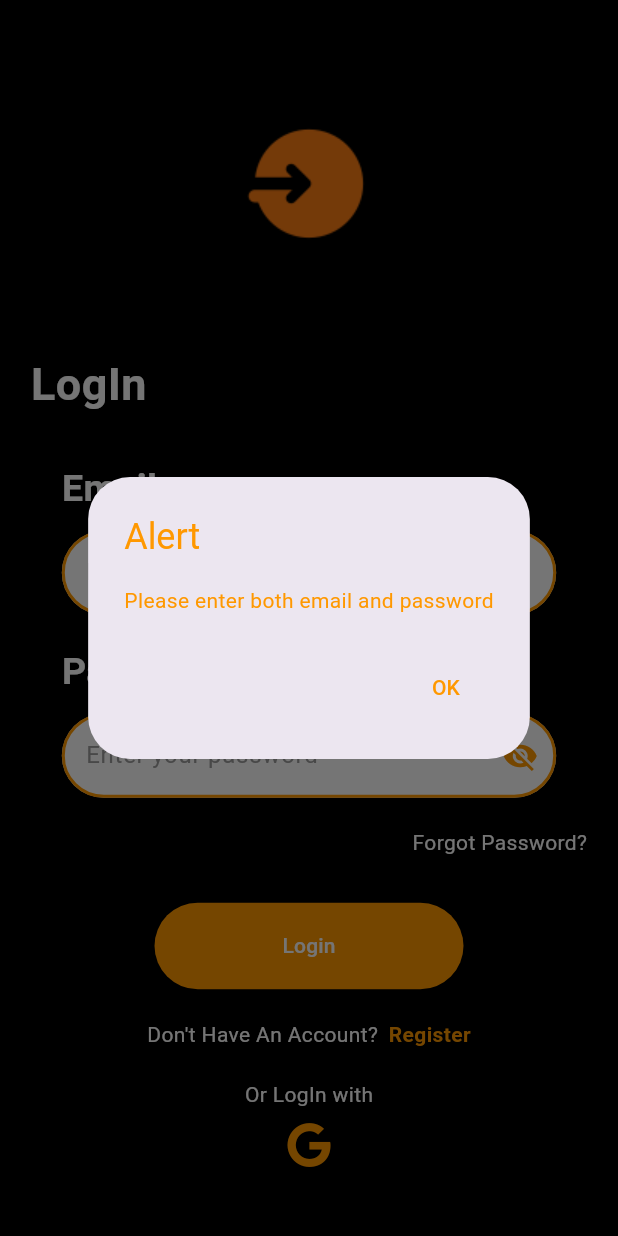
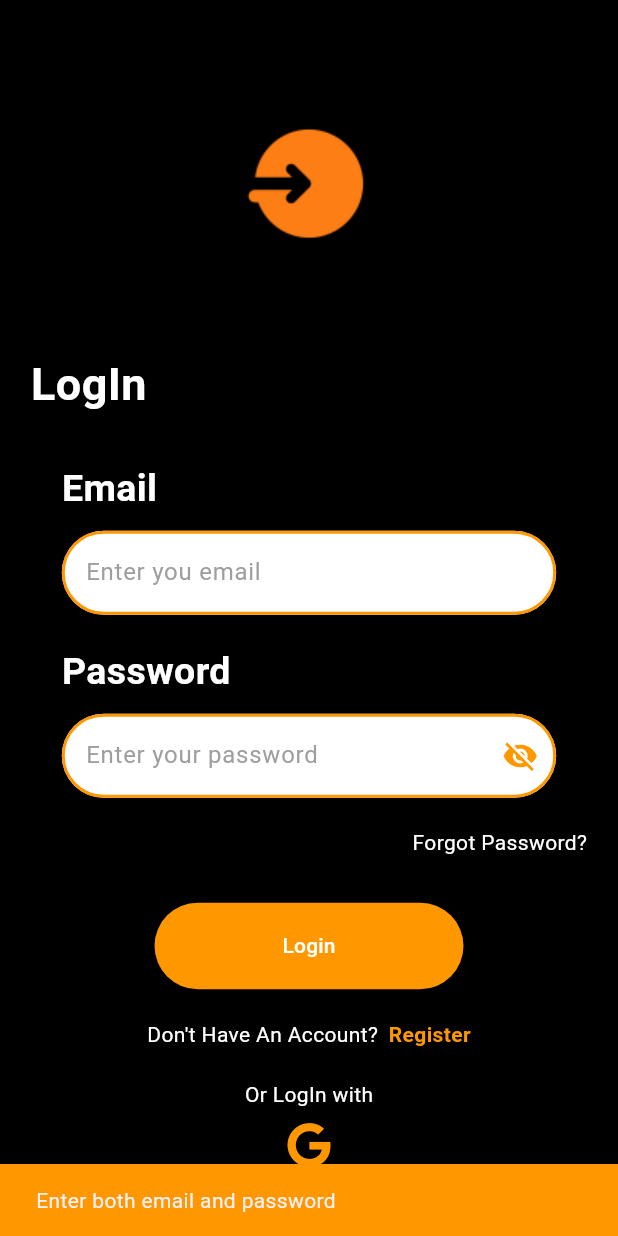
Before and after one commit to Mna999/daily_nest, a Flutter app: the screen it shows after launch, after a tap on "Login", on a phone screen of 412 x 824 dp. Run offline on Flutter 3.47's test engine with Material 3 defaults, Android fonts, the phone set to English and light mode, and no system bars; our stand-ins replace cloud_firestore, firebase_auth, firebase_core, font_awesome_flutter, google_sign_in, syncfusion_flutter_charts; accounts and stored records are empty.

Commit message:
Added snackbars instead of alerts

```diff
--- a/lib/authentications/login.dart
+++ b/lib/authentications/login.dart
@@ -92,10 +92,10 @@ class _LoginState extends State<Login> {
                       InkWell(
                         onTap: () {
                           if (email.text.trim().isEmpty) {
-                            showDialog(
-                                context: context,
-                                builder: (context) =>
-                                    Alert(Message: "Please enter your email."));
+                            ScaffoldMessenger.of(context).showSnackBar(SnackBar(
+                              content: Text("Enter your email"),
+                              backgroundColor: Colors.orange,
+                            ));
                           } else {
                             auth.sendPasswordResetEmail(email.text.trim());
                             showDialog(
@@ -124,11 +124,12 @@ class _LoginState extends State<Login> {
                             onPressed: () async {
                               if (email.text.trim().isEmpty ||
                                   password.text.trim().isEmpty) {
-                                showDialog(
-                                    context: context,
-                                    builder: (context) => Alert(
-                                        Message:
-                                            "Please enter both email and password"));
+                                ScaffoldMessenger.of(context)
+                                    .showSnackBar(SnackBar(
+                                  content:
+                                      Text("Enter both email and password"),
+                                  backgroundColor: Colors.orange,
+                                ));
                                 return;
                               }
 
@@ -159,16 +160,19 @@ class _LoginState extends State<Login> {
                                   }
                                 }
                               } on FirebaseAuthException catch (e) {
-                                showDialog(
-                                    context: context,
-                                    builder: (context) => Alert(
-                                        Message: auth.handleAuthException(e)));
+                                ScaffoldMessenger.of(context)
+                                    .showSnackBar(SnackBar(
+                                  content: Text(auth.handleAuthException(e)),
+                                  backgroundColor: Colors.orange,
+                                ));
                               } catch (e) {
-                                showDialog(
-                                    context: context,
-                                    builder: (context) => Alert(
-                                        Message:
-                                            "An error occurred. Please try again."));
+                                ScaffoldMessenger.of(context)
+                                    .showSnackBar(SnackBar(
+                                  content: Text(
+                                    e.toString(),
+                                  ),
+                                  backgroundColor: Colors.orange,
+                                ));
                               } finally {
                                 if (mounted) {
                                   setState(() => isLoading = false);
```
Also changed, not shown: lib/authentications/signup.dart (+20 -15 lines), lib/habit/recordhabit.dart (+9 -10 lines).
